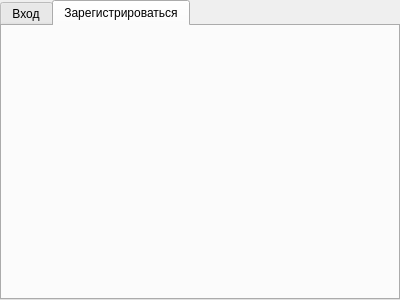
private-messenger/cpp-qt-client, file pm-client-source-code/log_in_form.ui: the form before one commit.
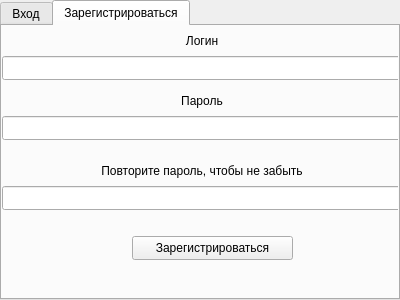
The form after the commit. The open tabs and pages were chosen to show the change. Icons and pictures are not drawn.

What changed in the file:
```diff
--- a/pm-client-source-code/log_in_form.ui
+++ b/pm-client-source-code/log_in_form.ui
@@ -113,6 +113,94 @@
     <attribute name="title">
      <string>Зарегистрироваться</string>
     </attribute>
+    <widget class="QLabel" name="label_login_up">
+     <property name="geometry">
+      <rect>
+       <x>0</x>
+       <y>0</y>
+       <width>400</width>
+       <height>30</height>
+      </rect>
+     </property>
+     <property name="text">
+      <string>&lt;html&gt;&lt;head/&gt;&lt;body&gt;&lt;p align=&quot;center&quot;&gt;Логин&lt;/p&gt;&lt;/body&gt;&lt;/html&gt;</string>
+     </property>
+    </widget>
+    <widget class="QLineEdit" name="loginField_up">
+     <property name="geometry">
+      <rect>
+       <x>0</x>
+       <y>30</y>
+       <width>400</width>
+       <height>24</height>
+      </rect>
+     </property>
+    </widget>
+    <widget class="QLabel" name="label_password_up">
+     <property name="geometry">
+      <rect>
+       <x>0</x>
+       <y>60</y>
+       <width>400</width>
+       <height>30</height>
+      </rect>
+     </property>
+     <property name="text">
+      <string>&lt;html&gt;&lt;head/&gt;&lt;body&gt;&lt;p align=&quot;center&quot;&gt;Пароль&lt;/p&gt;&lt;/body&gt;&lt;/html&gt;</string>
+     </property>
+    </widget>
+    <widget class="QLineEdit" name="passwordField_up">
+     <property name="geometry">
+      <rect>
+       <x>0</x>
+       <y>90</y>
+       <width>400</width>
+       <height>24</height>
+      </rect>
+     </property>
+     <property name="echoMode">
+      <enum>QLineEdit::Password</enum>
+     </property>
+    </widget>
+    <widget class="QLabel" name="label_password_up_2">
+     <property name="geometry">
+      <rect>
+       <x>0</x>
+       <y>130</y>
+       <width>400</width>
+       <height>30</height>
+      </rect>
+     </property>
+     <property name="text">
+      <string>&lt;html&gt;&lt;head/&gt;&lt;body&gt;&lt;p align=&quot;center&quot;&gt;Повторите пароль, чтобы не забыть&lt;/p&gt;&lt;/body&gt;&lt;/html&gt;</string>
+     </property>
+    </widget>
+    <widget class="QLineEdit" name="repeatPasswordField_up">
+     <property name="geometry">
+      <rect>
+       <x>0</x>
+       <y>160</y>
+       <width>400</width>
+       <height>24</height>
+      </rect>
+     </property>
+     <property name="echoMode">
+      <enum>QLineEdit::Password</enum>
+     </property>
+    </widget>
+    <widget class="QPushButton" name="signUpButton">
+     <property name="geometry">
+      <rect>
+       <x>130</x>
+       <y>210</y>
+       <width>161</width>
+       <height>24</height>
+      </rect>
+     </property>
+     <property name="text">
+      <string>Зарегистрироваться</string>
+     </property>
+    </widget>
    </widget>
   </widget>
  </widget>
```
